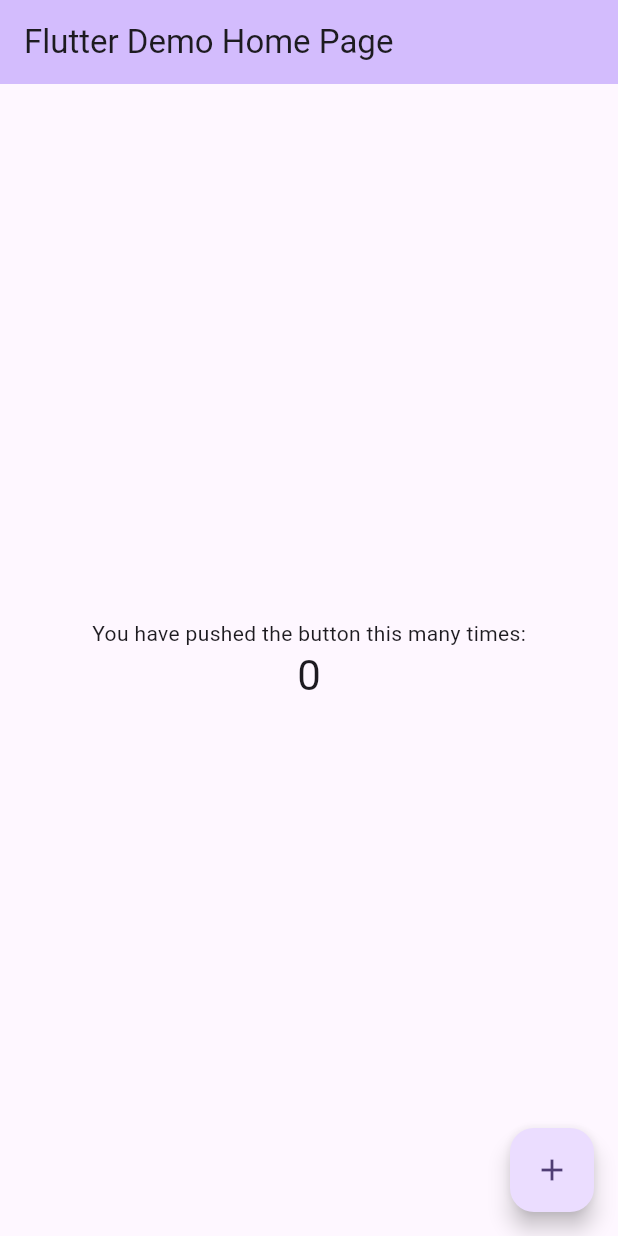
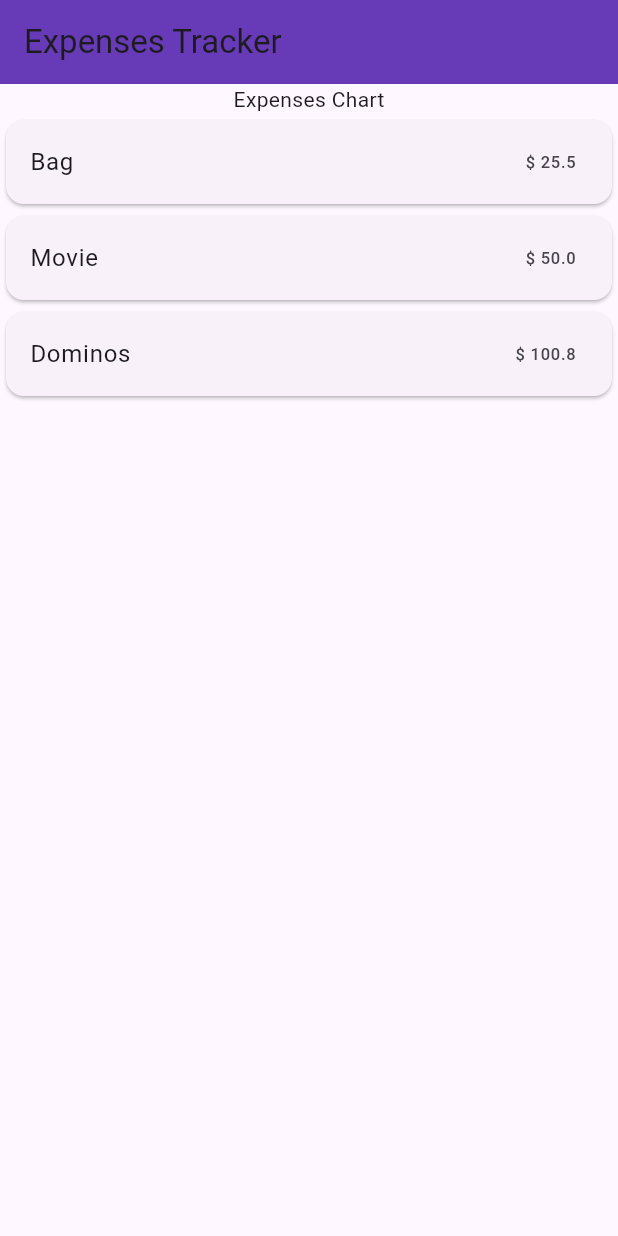
Before and after one commit to Thiruvikraman1998/Expense_tracker, a Flutter app: the screen it shows after launch, on a phone screen of 412 x 824 dp. Run offline on Flutter 3.47's test engine with Material 2 defaults, Android fonts, the phone set to English and light mode, and no system bars.

Commit message:
created expense model and expenses list

```diff
--- a/expenses_tracker_app/lib/main.dart
+++ b/expenses_tracker_app/lib/main.dart
@@ -1,3 +1,4 @@
+import 'package:expenses_tracker_app/screens/expenses_screen.dart';
 import 'package:flutter/material.dart';
 
 void main() {
@@ -13,113 +14,10 @@ class MyApp extends StatelessWidget {
     return MaterialApp(
       title: 'Flutter Demo',
       theme: ThemeData(
-        // This is the theme of your application.
-        //
-        // TRY THIS: Try running your application with "flutter run". You'll see
-        // the application has a blue toolbar. Then, without quitting the app,
-        // try changing the seedColor in the colorScheme below to Colors.green
-        // and then invoke "hot reload" (save your changes or press the "hot
-        // reload" button in a Flutter-supported IDE, or press "r" if you used
-        // the command line to start the app).
-        //
-        // Notice that the counter didn't reset back to zero; the application
-        // state is not lost during the reload. To reset the state, use hot
-        // restart instead.
-        //
-        // This works for code too, not just values: Most code changes can be
-        // tested with just a hot reload.
         colorScheme: ColorScheme.fromSeed(seedColor: Colors.deepPurple),
         useMaterial3: true,
       ),
-      home: const MyHomePage(title: 'Flutter Demo Home Page'),
+      home: const ExpenseScreen(),
     );
   }
 }
-
-class MyHomePage extends StatefulWidget {
-  const MyHomePage({super.key, required this.title});
-
-  // This widget is the home page of your application. It is stateful, meaning
-  // that it has a State object (defined below) that contains fields that affect
-  // how it looks.
-
-  // This class is the configuration for the state. It holds the values (in this
-  // case the title) provided by the parent (in this case the App widget) and
-  // used by the build method of the State. Fields in a Widget subclass are
-  // always marked "final".
-
-  final String title;
-
-  @override
-  State<MyHomePage> createState() => _MyHomePageState();
-}
-
-class _MyHomePageState extends State<MyHomePage> {
-  int _counter = 0;
-
-  void _incrementCounter() {
-    setState(() {
-      // This call to setState tells the Flutter framework that something has
-      // changed in this State, which causes it to rerun the build method below
-      // so that the display can reflect the updated values. If we changed
-      // _counter without calling setState(), then the build method would not be
-      // called again, and so nothing would appear to happen.
-      _counter++;
-    });
-  }
-
-  @override
-  Widget build(BuildContext context) {
-    // This method is rerun every time setState is called, for instance as done
-    // by the _incrementCounter method above.
-    //
-    // The Flutter framework has been optimized to make rerunning build methods
-    // fast, so that you can just rebuild anything that needs updating rather
-    // than having to individually change instances of widgets.
-    return Scaffold(
-      appBar: AppBar(
-        // TRY THIS: Try changing the color here to a specific color (to
-        // Colors.amber, perhaps?) and trigger a hot reload to see the AppBar
-        // change color while the other colors stay the same.
-        backgroundColor: Theme.of(context).colorScheme.inversePrimary,
-        // Here we take the value from the MyHomePage object that was created by
-        // the App.build method, and use it to set our appbar title.
-        title: Text(widget.title),
-      ),
-      body: Center(
-        // Center is a layout widget. It takes a single child and positions it
-        // in the middle of the parent.
-        child: Column(
-          // Column is also a layout widget. It takes a list of children and
-          // arranges them vertically. By default, it sizes itself to fit its
-          // children horizontally, and tries to be as tall as its parent.
-          //
-          // Column has various properties to control how it sizes itself and
-          // how it positions its children. Here we use mainAxisAlignment to
-          // center the children vertically; the main axis here is the vertical
-          // axis because Columns are vertical (the cross axis would be
-          // horizontal).
-          //
-          // TRY THIS: Invoke "debug painting" (choose the "Toggle Debug Paint"
-          // action in the IDE, or press "p" in the console), to see the
-          // wireframe for each widget.
-          mainAxisAlignment: MainAxisAlignment.center,
-          children: <Widget>[
-            const Text(
-              'You have pushed the button this many times:',
-            ),
-            Text(
-              '$_counter',
-              style: Theme.of(context).textTheme.headlineMedium,
-            ),
-          ],
-        ),
-      ),
-      floatingActionButton: FloatingActionButton(
-        onPressed: _incrementCounter,
-        tooltip: 'Increment',
-        child: const Icon(Icons.add),
-      ), // This trailing comma makes auto-formatting nicer for build methods.
-    );
-  }
-}
--- /dev/null
+++ b/expenses_tracker_app/lib/models/expense_model.dart
@@ -0,0 +1,28 @@
+import 'package:uuid/uuid.dart';
+
+const Uuid uuid =
+    Uuid(); // using this object to get uique id for each expenses that are added.
+
+enum Category {
+  food,
+  travel,
+  entertainment,
+  medical,
+  misc
+} // we use enum bcos we can actually pass a string to a constructor, but we might face typo error, so it will be easier to maintain if we use a enum of categories here.
+
+class Expense {
+  final String id;
+  final String title;
+  final double amount;
+  final DateTime date;
+  final Category category;
+
+  Expense(
+      {required this.title,
+      required this.amount,
+      required this.date,
+      required this.category})
+      : id = uuid
+            .v4(); // values after the constructor is a initializer, which is often used when we dont want to get value from constructor. this is commonly used when we generate unique id's like this.
+}
--- /dev/null
+++ b/expenses_tracker_app/lib/screens/expenses_screen.dart
@@ -0,0 +1,45 @@
+import 'package:expenses_tracker_app/models/expense_model.dart';
+import 'package:expenses_tracker_app/widgets/expense_list_widget.dart';
+import 'package:flutter/material.dart';
+
+class ExpenseScreen extends StatefulWidget {
+  const ExpenseScreen({super.key});
+
+  @override
+  State<ExpenseScreen> createState() => _ExpenseScreenState();
+}
+
+class _ExpenseScreenState extends State<ExpenseScreen> {
+  final List<Expense> _savedExpense = [
+    Expense(
+        title: 'Bag',
+        amount: 25.5,
+        date: DateTime.now(),
+        category: Category.misc),
+    Expense(
+        title: 'Movie',
+        amount: 50,
+        date: DateTime.now(),
+        category: Category.entertainment),
+    Expense(
+        title: 'Dominos',
+        amount: 100.8,
+        date: DateTime.now(),
+        category: Category.food)
+  ];
+  @override
+  Widget build(BuildContext context) {
+    return Scaffold(
+      appBar: AppBar(
+        backgroundColor: Colors.deepPurple,
+        title: const Text("Expenses Tracker"),
+      ),
+      body: Column(
+        children: [
+          const Text("Expenses Chart"),
+          Expanded(child: ExpensesList(expenses: _savedExpense))
+        ],
+      ),
+    );
+  }
+}
--- /dev/null
+++ b/expenses_tracker_app/lib/widgets/expense_list_widget.dart
@@ -0,0 +1,21 @@
+import 'package:expenses_tracker_app/models/expense_model.dart';
+import 'package:flutter/material.dart';
+
+class ExpensesList extends StatelessWidget {
+  const ExpensesList({super.key, required this.expenses});
+  final List<Expense> expenses;
+
+  @override
+  Widget build(BuildContext context) {
+    return ListView.builder(
+      itemCount: expenses.length,
+      itemBuilder: (context, index) {
+        return Card(
+          child: ListTile(
+              title: Text(expenses[index].title),
+              trailing: Text("\$ ${expenses[index].amount}")),
+        );
+      },
+    );
+  }
+}
--- a/expenses_tracker_app/pubspec.yaml
+++ b/expenses_tracker_app/pubspec.yaml
@@ -35,6 +35,7 @@ dependencies:
   # The following adds the Cupertino Icons font to your application.
   # Use with the CupertinoIcons class for iOS style icons.
   cupertino_icons: ^1.0.2
+  uuid: ^3.0.7
 
 dev_dependencies:
   flutter_test:
```
